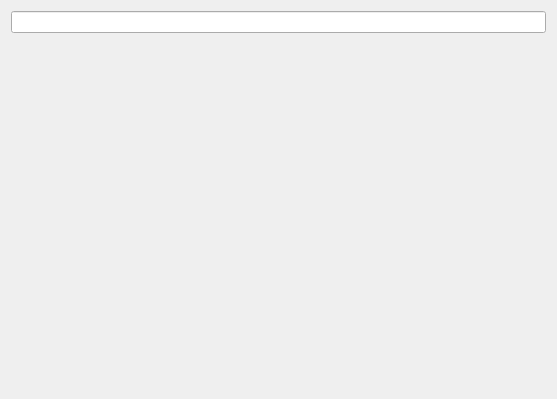
Old version of the form DelayTask/Dialog.ui in the repository windywater/QtUtils.
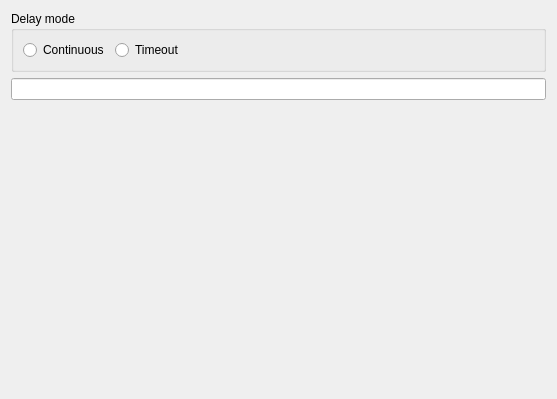
New version of the form.

Patch:
```diff
--- a/DelayTask/Dialog.ui
+++ b/DelayTask/Dialog.ui
@@ -14,6 +14,42 @@
    <string>Dialog</string>
   </property>
   <layout class="QVBoxLayout" name="verticalLayout">
+   <item>
+    <widget class="QGroupBox" name="groupBox">
+     <property name="title">
+      <string>Delay mode</string>
+     </property>
+     <layout class="QHBoxLayout" name="horizontalLayout">
+      <item>
+       <widget class="QRadioButton" name="contRadio">
+        <property name="text">
+         <string>Continuous</string>
+        </property>
+       </widget>
+      </item>
+      <item>
+       <widget class="QRadioButton" name="timeoutRadio">
+        <property name="text">
+         <string>Timeout</string>
+        </property>
+       </widget>
+      </item>
+      <item>
+       <spacer name="horizontalSpacer">
+        <property name="orientation">
+         <enum>Qt::Horizontal</enum>
+        </property>
+        <property name="sizeHint" stdset="0">
+         <size>
+          <width>304</width>
+          <height>20</height>
+         </size>
+        </property>
+       </spacer>
+      </item>
+     </layout>
+    </widget>
+   </item>
    <item>
     <widget class="QLineEdit" name="lineEdit"/>
    </item>
```
